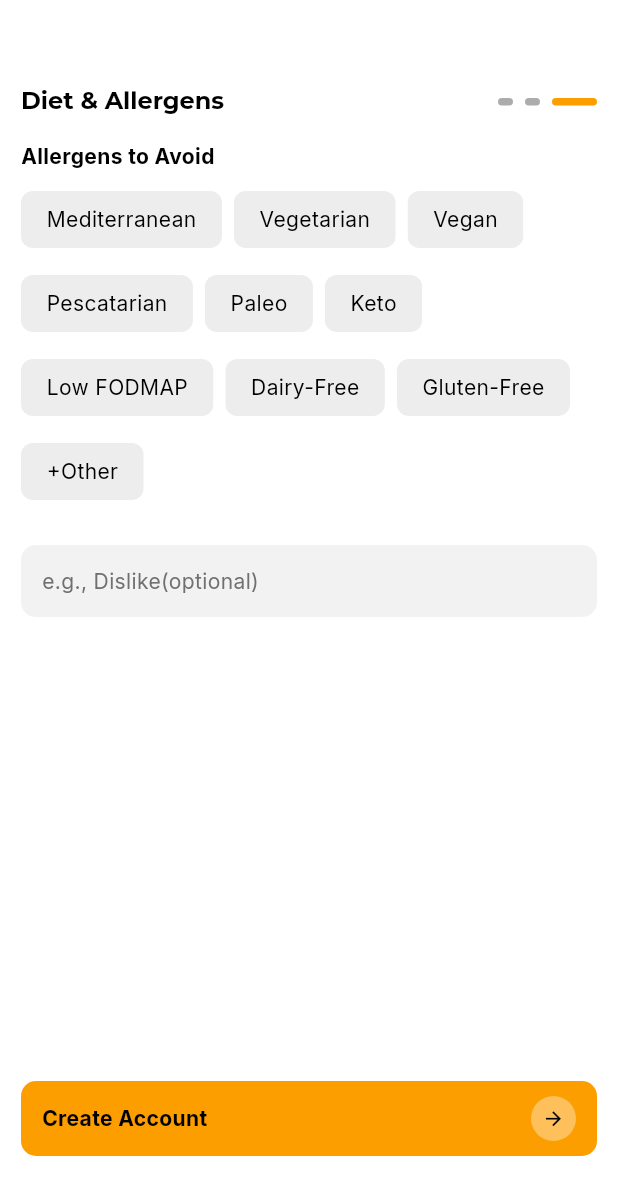
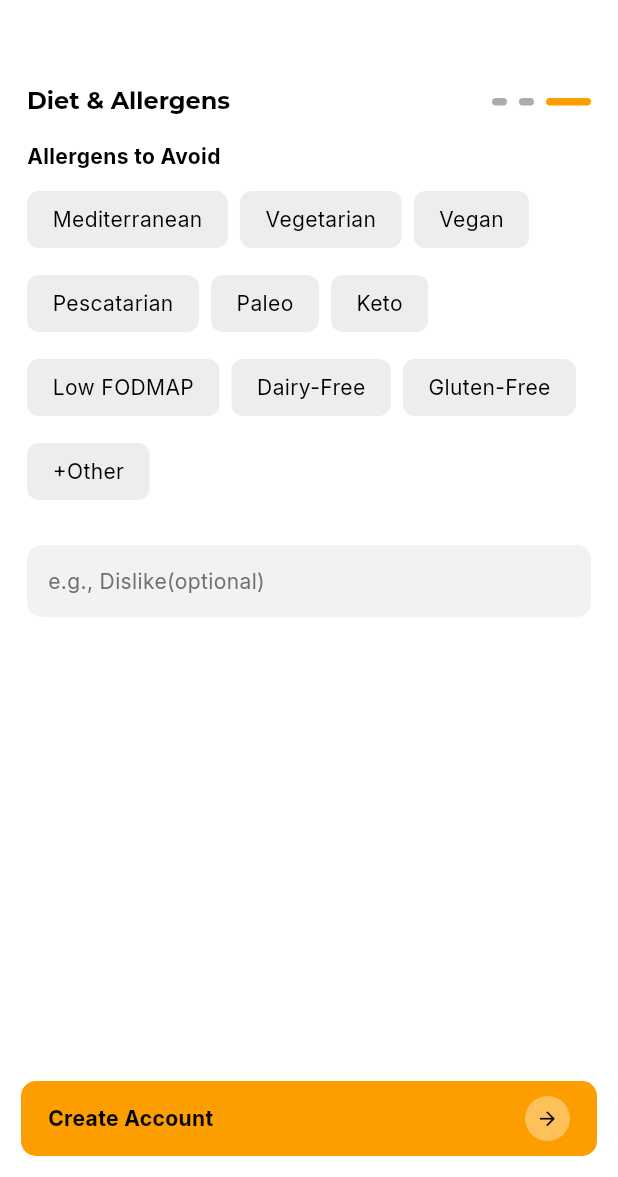
Before and after one commit to abdul-salam111/Neutrilens, a Flutter app: the SignupView screen opened by its route, swiped to page 3, on a phone screen of 412 x 824 dp, the part 59-1236 px from its top. Run offline on Flutter 3.47's test engine with Material 3 defaults, Android fonts, the phone set to English and light mode, and no system bars; drawn by our look-alikes of smooth_page_indicator; our stand-ins replace another_flushbar, cached_network_image, dio, fl_chart, flutter_secure_storage, fpdart and 6 more; missing offline and left inert: ai_barcode_scanner; accounts and stored records are empty; network calls fail.

Commit message:
font sizez adjusted, done all fixes

```diff
--- a/lib/app/core/constants/api_keys.dart
+++ b/lib/app/core/constants/api_keys.dart
@@ -1,5 +1,4 @@
 class ApiKeys {
-  static const baseUrl ="https://pharma10api.manticapps.com/api";
-  static const loginUrl="$baseUrl/users/login";
+
 
 }
--- a/lib/app/core/constants/paddings.dart
+++ b/lib/app/core/constants/paddings.dart
@@ -1,5 +1,4 @@
 import 'package:flutter/material.dart';
-
 
 // General paddings
 const defaultPadding = EdgeInsets.all(8);
@@ -27,7 +26,7 @@ const symmetricVertical16 = EdgeInsets.symmetric(vertical: 16);
 const symmetricVertical20 = EdgeInsets.symmetric(vertical: 20);
 
 // Specific paddings
-const screenPadding = EdgeInsets.only(left: 14, right: 14);
+const screenPadding = EdgeInsets.only(left: 18, right: 18);
 const leftRightPadding8 = EdgeInsets.only(left: 8, right: 8);
 const leftRightPadding12 = EdgeInsets.only(left: 12, right: 12);
 const topPadding10 = EdgeInsets.only(top: 10);
--- a/lib/app/modules/auth/presentation/signup/views/signup_view.dart
+++ b/lib/app/modules/auth/presentation/signup/views/signup_view.dart
@@ -2,7 +2,6 @@ import 'package:flutter/material.dart';
 
 import 'package:get/get.dart';
 import 'package:iconsax/iconsax.dart';
-import 'package:neutri_lens/app/core/utils/image_picker_util.dart';
 import 'package:smooth_page_indicator/smooth_page_indicator.dart';
 
 import '../../../../../core/core.dart';
@@ -14,7 +13,8 @@ class SignupView extends GetView<SignupController> {
   @override
   Widget build(BuildContext context) {
     return Scaffold(
-      bottomNavigationBar: GestureDetector(
+      bottomNavigationBar: SafeArea(
+        child: GestureDetector(
           onTap: () {
             controller.pageController.nextPage(
               duration: const Duration(milliseconds: 300),
@@ -47,9 +47,14 @@ class SignupView extends GetView<SignupController> {
                 CircleAvatar(
                   radius: 15,
                   backgroundColor: Colors.white.withAlpha(90),
-                child: Icon(Icons.arrow_forward, color: Colors.black, size: 15),
+                  child: Icon(
+                    Icons.arrow_forward,
+                    color: Colors.black,
+                    size: 15,
+                  ),
                 ),
               ],
+            ),
           ),
         ),
       ),
@@ -106,57 +111,57 @@ class SignupView extends GetView<SignupController> {
                     padding: screenPadding,
                     child: ListView(
                       children: [
-                        GestureDetector(
-                          onTap: () async {
-                            controller.profileImage.value =
-                                await ImagePickerUtil.pickImage() ??
-                                controller.profileImage.value;
-                          },
-                          child: Center(
-                            child: Container(
-                              height: 100,
-                              width: 100,
+                        // GestureDetector(
+                        //   onTap: () async {
+                        //     controller.profileImage.value =
+                        //         await ImagePickerUtil.pickImage() ??
+                        //         controller.profileImage.value;
+                        //   },
+                        //   child: Center(
+                        //     child: Container(
+                        //       height: 100,
+                        //       width: 100,
 
-                              decoration: BoxDecoration(
-                                color: AppColors.lightGreyColor,
-                                borderRadius: BorderRadius.circular(10),
-                              ),
-                              child: Obx(
-                                () => controller.profileImage.value != null
-                                    ? ClipRRect(
-                                        borderRadius: BorderRadius.circular(10),
-                                        child: Image.file(
-                                          controller.profileImage.value!,
-                                          fit: BoxFit.cover,
-                                        ),
-                                      )
-                                    : Padding(
-                                        padding: defaultPadding,
-                                        child: Column(
-                                          mainAxisAlignment: mainAxisCenter,
-                                          children: [
-                                            Icon(
-                                              Iconsax.user,
-                                              color: AppColors.greyColor,
-                                            ),
-                                            heightBox(8),
-                                            Text(
-                                              "Profile Picture",
-                                              style: context.displaySmall!
-                                                  .copyWith(
-                                                    fontSize: 10,
-                                                    color:
-                                                        AppColors.darkGreyColor,
-                                                  ),
-                                              textAlign: textAlignCenter,
-                                            ),
-                                          ],
-                                        ),
-                                      ),
-                              ),
-                            ),
-                          ),
-                        ),
+                        //       decoration: BoxDecoration(
+                        //         color: AppColors.lightGreyColor,
+                        //         borderRadius: BorderRadius.circular(10),
+                        //       ),
+                        //       child: Obx(
+                        //         () => controller.profileImage.value != null
+                        //             ? ClipRRect(
+                        //                 borderRadius: BorderRadius.circular(10),
+                        //                 child: Image.file(
+                        //                   controller.profileImage.value!,
+                        //                   fit: BoxFit.cover,
+                        //                 ),
+                        //               )
+                        //             : Padding(
+                        //                 padding: defaultPadding,
+                        //                 child: Column(
+                        //                   mainAxisAlignment: mainAxisCenter,
+                        //                   children: [
+                        //                     Icon(
+                        //                       Iconsax.user,
+                        //                       color: AppColors.greyColor,
+                        //                     ),
+                        //                     heightBox(8),
+                        //                     Text(
+                        //                       "Profile Picture",
+                        //                       style: context.displaySmall!
+                        //                           .copyWith(
+                        //                             fontSize: 10,
+                        //                             color:
+                        //                                 AppColors.darkGreyColor,
+                        //                           ),
+                        //                       textAlign: textAlignCenter,
+                        //                     ),
+                        //                   ],
+                        //                 ),
+                        //               ),
+                        //       ),
+                        //     ),
+                        //   ),
+                        // ),
                         heightBox(30),
                         CustomTextFormField(
                           controller: controller.nameController,
@@ -164,17 +169,20 @@ class SignupView extends GetView<SignupController> {
                           prefixIcon: Iconsax.user,
                           fillColor: AppColors.halfWhiteColor,
                         ),
-                        heightBox(20),
-                        Text(
+                        heightBox(40),
+                        Padding(
+                          padding: const EdgeInsets.only(left: 40),
+                          child: Text(
                             "Age",
                             style: context.bodyLarge!.copyWith(
                               fontWeight: FontWeight.bold,
                             ),
                           ),
+                        ),
                         heightBox(8),
                         Wrap(
                           direction: Axis.horizontal,
-
+                          alignment: WrapAlignment.center,
                           spacing: 8,
                           runSpacing: 8,
                           children: List.generate(controller.agesList.length, (
--- a/lib/app/modules/home/data/repository/products_repository.dart
+++ b/lib/app/modules/home/data/repository/products_repository.dart
@@ -12,7 +12,7 @@ class ProductsRepository {
     try {
       final response = await _dio.getApi(
         url:
-            "https://world.openfoodfacts.org/api/v2/search?page=$page&page_size=$pageSize&fields=product_name,brands,nutriment_nutrients,nutriscore_score,nutriscore_grade,image_front_small_url,quantity",
+            "https://world.openfoodfacts.org/api/v2/search?page=$page&page_size=$pageSize&fields=product_name,brands,nutriment_nutrients,nutriscore_score,nutriscore_grade,image_front_small_url,quantity,code,categories",
       );
       return right(GetAllProductsModel.fromJson(response));
     } catch (e) {
```
Also changed, not shown: lib/app/modules/auth/presentation/signin/views/signin_view.dart (+12 -12 lines), lib/app/modules/home/data/models/get_all_products_model.dart (+22 -30 lines), lib/app/modules/home/presentation/views/home_view.dart (+91 -35 lines), lib/app/modules/navbar/presentation/views/navbar_view.dart (+39 -17 lines), lib/app/modules/result/presentation/controllers/result_controller.dart (+13 -24 lines), lib/app/modules/result/presentation/views/result_view.dart (+60 -50 lines), lib/app/modules/splash_and_onboarding/onboarding/views/onboarding_view.dart (+19 -11 lines), lib/app/modules/home/data/models/get_all_products_model.freezed.dart, lib/app/modules/home/data/models/get_all_products_model.g.dart. Lines whose indentation alone changed are shown as unchanged.
